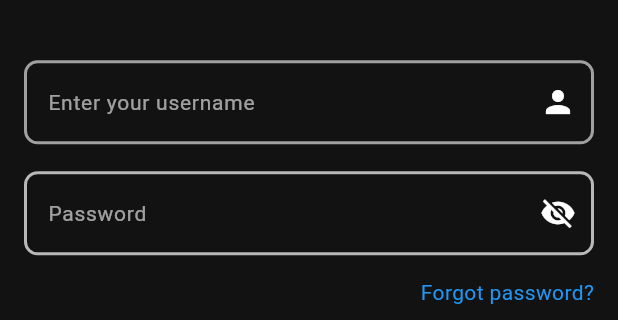
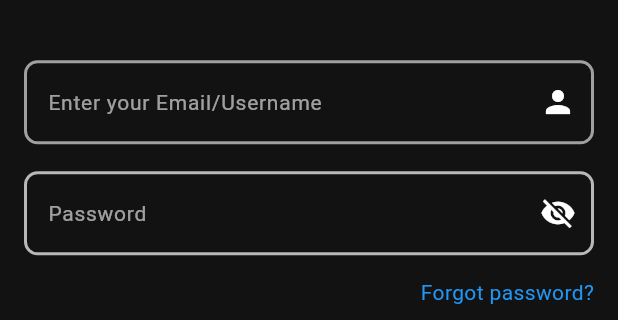
Before and after one commit to zordicharsh/socialMedia, a Flutter app: the screen it shows after launch, on a phone screen of 412 x 824 dp, the part 327-647 px from its top. Run offline on Flutter 3.47's test engine with Material 3 defaults, Android fonts, the phone set to English and light mode, and no system bars; our stand-ins replace bloc, cloud_firestore, firebase_auth, firebase_core, flutter_bloc, flutter_svg; missing offline and left inert: text_divider; accounts and stored records are empty.

Commit message:
Login Validation with email and username is done

```diff
--- a/lib/screens/login/loginbloc/login_bloc.dart
+++ b/lib/screens/login/loginbloc/login_bloc.dart
@@ -45,7 +45,7 @@ class LoginBloc extends Bloc<LoginEvent, LoginState> {
           emit(LoginValidationErrorState(message: "Wrong Password"));
         }
       }
-    } else {
+    } else { /////////////////////////////////////////////////  UserName //////////////////////////////////////////////////
       try {
         var response = await FirebaseFirestore.instance
             .collection('RegisteredUsers')
--- a/lib/screens/login/loginui.dart
+++ b/lib/screens/login/loginui.dart
@@ -49,7 +49,7 @@ class _LoginUiState extends State<LoginUi> {
                   },
                   decoration: InputDecoration(
                     suffixIcon: const Icon(Icons.person),
-                    labelText: "Enter your username",
+                    labelText: "Enter your Email/Username",
                     labelStyle: const TextStyle(
                       fontSize: 14,
                       color: Colors.white60,
```
